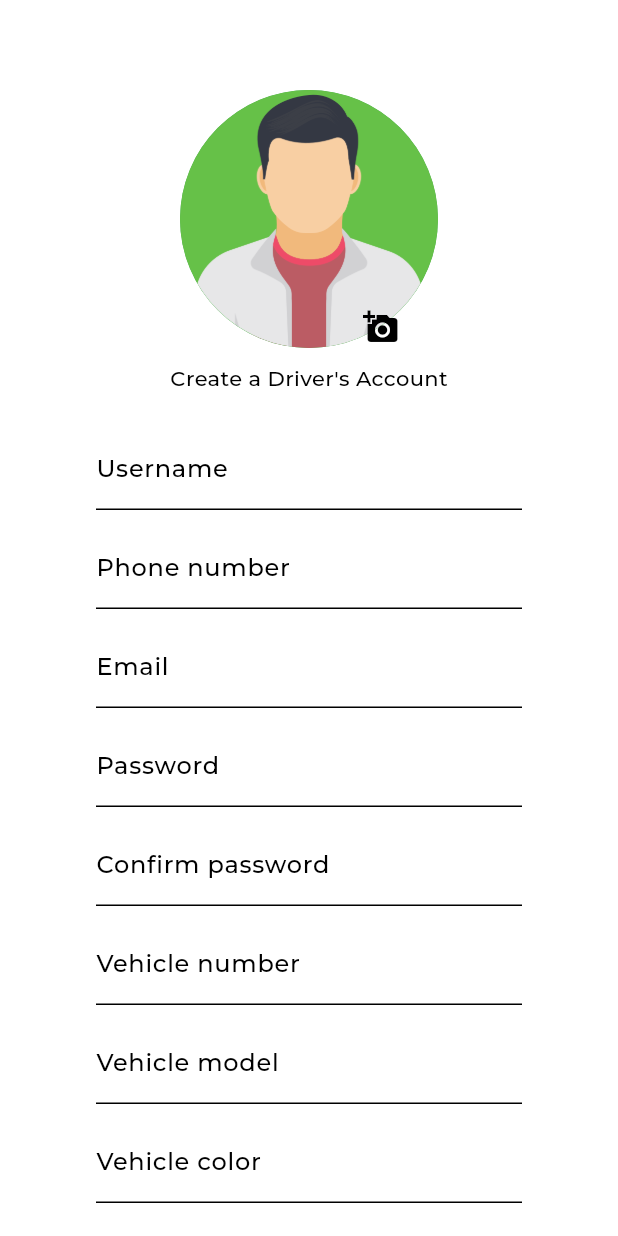
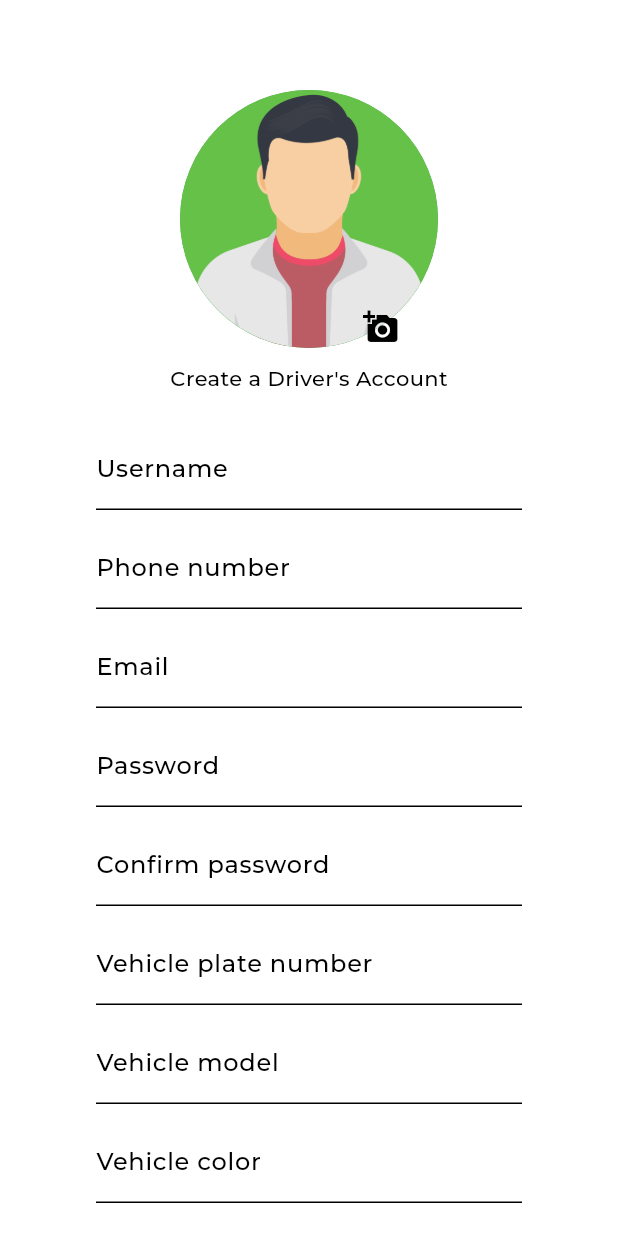
Before and after one commit to AmmarSultanDev/car_go_pfe_lp_j2ee_driver, a Flutter app: the SignupScreen screen opened directly, on a phone screen of 412 x 824 dp. Run offline on Flutter 3.47's test engine with Material 3 defaults, Android fonts, the phone set to English and light mode, and no system bars; our stand-ins replace audioplayers, cloud_firestore, connectivity_plus, device_info_plus, firebase_auth, firebase_core and 10 more; missing offline and left inert: firebase_app_check, flutter_geofire, flutter_polyline_points; accounts and stored records are empty; generated files the repository leaves out were written again; statements that could not run were skipped.

Commit message:
refactor: Update vehicle number label and hint text in signup_screen.dart
This commit updates the vehicle number label and hint text in the signup_screen.dart file. The label is changed from 'Vehicle number' to 'Vehicle plate number' and the hint text is changed from 'Enter your vehicle number' to 'Enter your vehicle plate number'. This change improves the clarity and accuracy of the input field for the vehicle plate number in the signup screen.

```diff
--- a/lib/screens/authentication/signup_screen.dart
+++ b/lib/screens/authentication/signup_screen.dart
@@ -266,8 +266,8 @@ class _SignupScreenState extends State<SignupScreen> {
                         textDirection: TextDirection.rtl,
                         textAlign: TextAlign.left,
                         decoration: const InputDecoration(
-                          labelText: 'Vehicle number',
-                          hintText: 'Enter your vehicle number',
+                          labelText: 'Vehicle plate number',
+                          hintText: 'Enter your vehicle plate number',
                         ),
                       ),
                       const SizedBox(height: 10),
```
